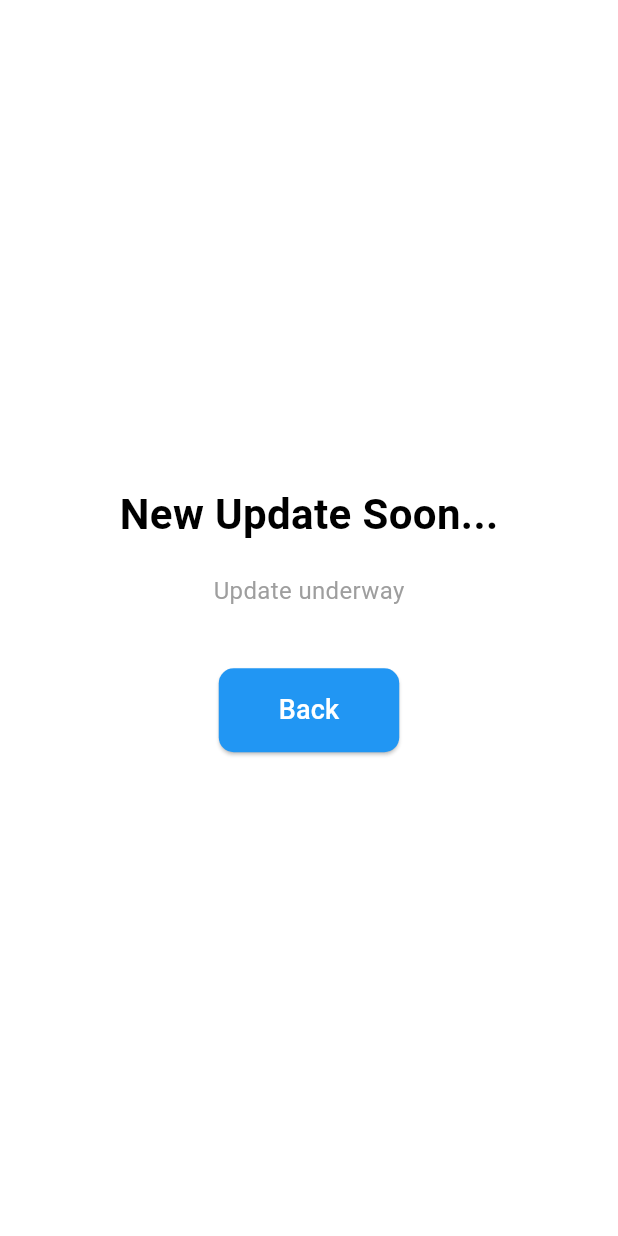
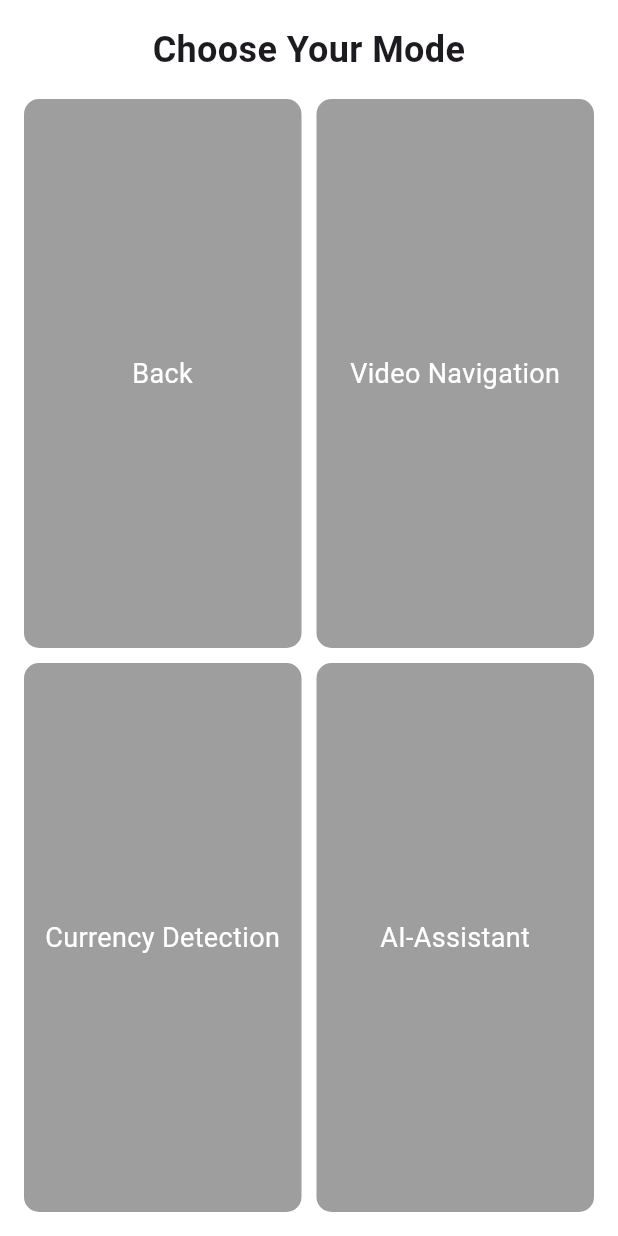
Before and after one commit to PatilAntariksh/Mind-For-The-Blind, a Flutter app: the ModeSelection screen opened by its route, on a phone screen of 412 x 824 dp. Run offline on Flutter 3.47's test engine with Material 3 defaults, Android fonts, the phone set to English and light mode, and no system bars; our stand-ins replace cloud_firestore, firebase_auth, firebase_core; accounts and stored records are empty.

Commit message:
mode_selection page

```diff
--- a/lib/main.dart
+++ b/lib/main.dart
@@ -10,11 +10,11 @@ void main() async {
   WidgetsFlutterBinding.ensureInitialized();
   await Firebase.initializeApp();
 
-  runApp(CapstoneProjectApp()); // Removed 'const'
+  runApp(CapstoneProjectApp());
 }
 
 class CapstoneProjectApp extends StatelessWidget {
-  CapstoneProjectApp({Key? key}) : super(key: key); // Removed 'const'
+  CapstoneProjectApp({Key? key}) : super(key: key);
 
   @override
   Widget build(BuildContext context) {
@@ -23,7 +23,7 @@ class CapstoneProjectApp extends StatelessWidget {
       title: "Mind for the Blind",
       initialRoute: '/',
       routes: {
-        '/': (context) => IntroPage(), // Removed 'const'
+        '/': (context) => IntroPage(),
         '/welcome': (context) => WelcomePage(),
         '/signup': (context) => SignUpPage(),
         '/login': (context) => LoginPage(),
--- a/lib/screens/mode_selection.dart
+++ b/lib/screens/mode_selection.dart
@@ -1,46 +1,108 @@
 import 'package:flutter/material.dart';
 
 class ModeSelection extends StatelessWidget {
+  const ModeSelection({super.key});
+
   @override
   Widget build(BuildContext context) {
     return Scaffold(
       backgroundColor: Colors.white,
-      body: Center(
+      body: Padding(
+        padding: const EdgeInsets.all(16.0),
         child: Column(
           mainAxisAlignment: MainAxisAlignment.center,
           children: [
-            Text(
-              "New Update Soon...",
-              style: TextStyle(
-                fontSize: 28,
-                fontWeight: FontWeight.bold,
-                color: Colors.black,
+            const Padding(
+              padding: EdgeInsets.only(bottom: 16.0),
+              child: Text(
+                "Choose Your Mode",
+                style: TextStyle(fontSize: 24, fontWeight: FontWeight.bold),
+                textAlign: TextAlign.center,
               ),
             ),
-            SizedBox(height: 20),
-            Text(
-              "Update underway",
-              style: TextStyle(fontSize: 16, color: Colors.grey),
-            ),
-            SizedBox(height: 40),
 
 
-            ElevatedButton(
-              onPressed: () {
-                Navigator.pop(context);
-              },
-              style: ElevatedButton.styleFrom(
-                backgroundColor: Colors.blue,
-                padding: EdgeInsets.symmetric(horizontal: 40, vertical: 15),
-                shape: RoundedRectangleBorder(
-                  borderRadius: BorderRadius.circular(10),
-                ),
+            Expanded(
+              child: Column(
+                children: [
+                  Expanded(
+                    child: Row(
+                      children: [
+                        buildModeButton(
+                          context,
+                          title: "Back",
+                          color: Colors.grey,
+                          onPressed: () {
+                            Navigator.pop(context);
+                          },
+                        ),
+                        const SizedBox(width: 10),
+                        buildModeButton(
+                          context,
+                          title: "Video Navigation",
+                          color: Colors.grey,
+                          onPressed: () {
+                            Navigator.pushNamed(context, '');
+                          },
+                        ),
+                      ],
+                    ),
+                  ),
+
+                  const SizedBox(height: 10),
+                  Expanded(
+                    child: Row(
+                      children: [
+                        buildModeButton(
+                          context,
+                          title: "Currency Detection",
+                          color: Colors.grey,
+                          onPressed: () {
+                            Navigator.pushNamed(context, '/currency_detection');
+                          },
+                        ),
+                        const SizedBox(width: 10),
+                        buildModeButton(
+                          context,
+                          title: "AI-Assistant",
+                          color: Colors.grey,
+                          onPressed: () {
+                            Navigator.pushNamed(context, '/ai_assistant');
+                          },
+                        ),
+                      ],
+                    ),
+                  ),
+                ],
               ),
-              child: Text("Back", style: TextStyle(fontSize: 18, color: Colors.white)),
             ),
           ],
         ),
       ),
     );
   }
+
+  Widget buildModeButton(BuildContext context, {
+    required String title,
+    required Color color,
+    required VoidCallback onPressed,
+  }) {
+    return Expanded(
+      child: GestureDetector(
+        onTap: onPressed,
+        child: Container(
+          decoration: BoxDecoration(
+            color: color,
+            borderRadius: BorderRadius.circular(10),
+          ),
+          alignment: Alignment.center,
+          child: Text(
+            title,
+            style: const TextStyle(fontSize: 18, color: Colors.white), // Text style
+            textAlign: TextAlign.center,
+          ),
+        ),
+      ),
+    );
+  }
 }
--- a/lib/screens/signup_page.dart
+++ b/lib/screens/signup_page.dart
@@ -6,19 +6,19 @@ class SignUpPage extends StatefulWidget {
   const SignUpPage({Key? key}) : super(key: key);
 
   @override
-  SignUpPageState createState() => SignUpPageState();
+  State<SignUpPage> createState() => _SignUpPageState();
 }
 
-class SignUpPageState extends State<SignUpPage> {
+class _SignUpPageState extends State<SignUpPage> {
+
   final FirebaseAuth _auth = FirebaseAuth.instance;
   final FirebaseFirestore _firestore = FirebaseFirestore.instance;
 
-  final TextEditingController firstNameController = TextEditingController();
-  final TextEditingController lastNameController = TextEditingController();
   final TextEditingController emailController = TextEditingController();
   final TextEditingController passwordController = TextEditingController();
+
+
   String selectedUserType = "Blind";
-
   bool isLoading = false;
 
   Future<void> _registerUser() async {
@@ -35,6 +35,7 @@ class SignUpPageState extends State<SignUpPage> {
     });
 
     try {
+
       UserCredential userCredential = await _auth.createUserWithEmailAndPassword(
         email: email,
         password: password,
@@ -50,6 +51,7 @@ class SignUpPageState extends State<SignUpPage> {
       if (!mounted) return;
       _showMessage("User Registered Successfully! Redirecting...", Colors.green);
       Navigator.pushReplacementNamed(context, '/login');
+
     } on FirebaseAuthException catch (e) {
       _showMessage("Error: ${e.message}", Colors.red);
     }
@@ -58,6 +60,7 @@ class SignUpPageState extends State<SignUpPage> {
       isLoading = false;
     });
   }
+
 
   void _showMessage(String message, Color color) {
     ScaffoldMessenger.of(context).showSnackBar(
@@ -73,12 +76,27 @@ class SignUpPageState extends State<SignUpPage> {
         padding: const EdgeInsets.all(16.0),
         child: Column(
           children: [
-            TextField(controller: emailController, decoration: const InputDecoration(labelText: "Email")),
-            TextField(controller: passwordController, decoration: const InputDecoration(labelText: "Password"), obscureText: true),
+
+            TextField(
+              controller: emailController,
+              decoration: const InputDecoration(labelText: "Email"),
+            ),
+
+
+            TextField(
+              controller: passwordController,
+              decoration: const InputDecoration(labelText: "Password"),
+              obscureText: true,
+            ),
+
+
             DropdownButton<String>(
               value: selectedUserType,
               items: ["Blind", "Helper"].map((String userType) {
-                return DropdownMenuItem(value: userType, child: Text(userType));
+                return DropdownMenuItem(
+                  value: userType,
+                  child: Text(userType),
+                );
               }).toList(),
               onChanged: (value) {
                 setState(() {
@@ -86,7 +104,9 @@ class SignUpPageState extends State<SignUpPage> {
                 });
               },
             ),
+
             const SizedBox(height: 20),
+
             isLoading
                 ? const CircularProgressIndicator()
                 : ElevatedButton(
```
Also changed, not shown: 11 other files.
